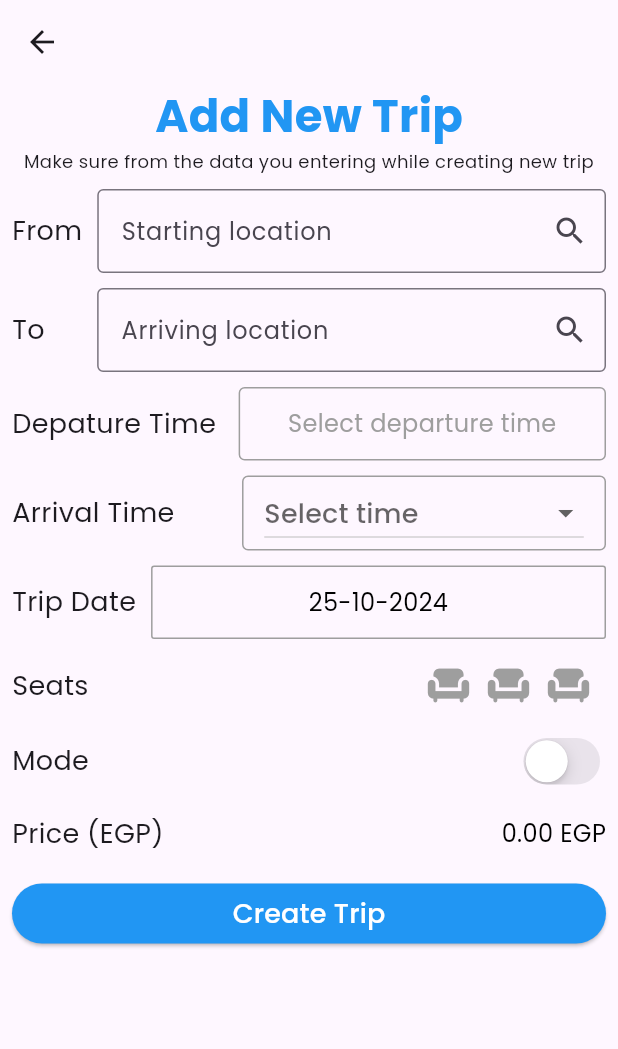
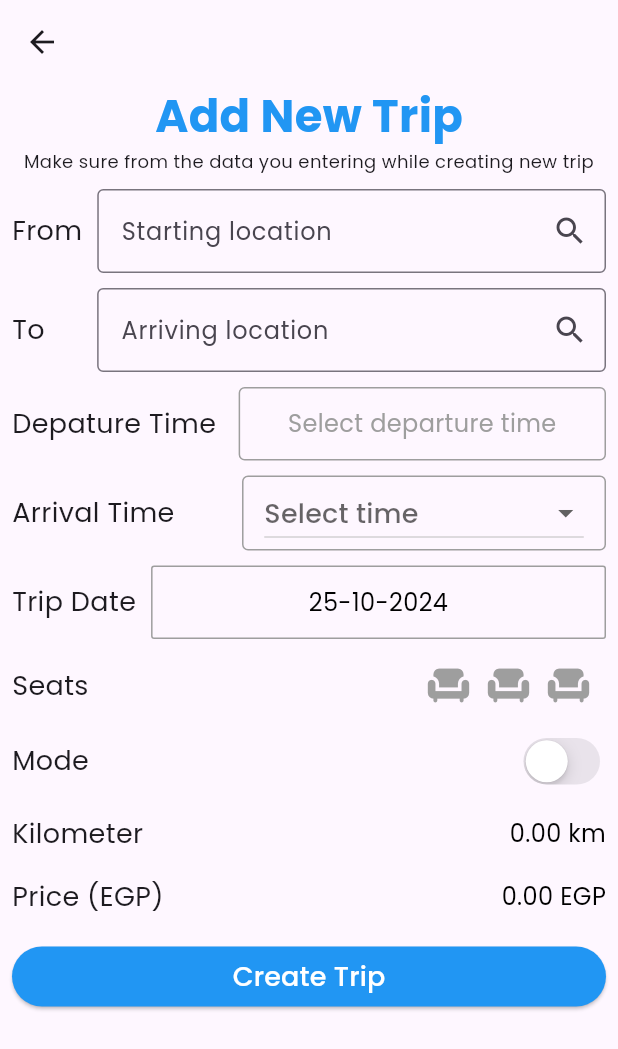
Before and after one commit to marwanessam12/CarpoolApp, a Flutter app: the CreateTrip screen opened directly, on a phone screen of 412 x 824 dp. Shown: the top 1049 px of the screen. Run offline on Flutter 3.47's test engine with Material 3 defaults, Android fonts, the phone set to English and light mode, and no system bars; our stand-ins replace cloud_firestore, firebase_auth, firebase_core, firebase_storage, flutter_rating_bar, flutter_svg and 5 more; missing offline and left inert: google_maps_webservice; accounts and stored records are empty.

Commit message:
#calculated price and display km

```diff
--- a/lib/features/home/presentation/widgets/createtrip.dart
+++ b/lib/features/home/presentation/widgets/createtrip.dart
@@ -1,3 +1,5 @@
+import 'dart:math';
+
 import 'package:carpool/core/constants.dart';
 import 'package:flutter/cupertino.dart';
 import 'package:flutter/material.dart';
@@ -14,6 +16,39 @@ class CreateTrip extends StatefulWidget {
 
 class _CreateTripState extends State<CreateTrip> {
   bool _isSwitched = false;
+  double tripPrice = 0.0; // Price variable
+  double tripDistance = 0.0; // Variable to store the distance
+
+  // Method to calculate distance in kilometers
+  double _calculateDistance(LatLng start, LatLng end) {
+    const earthRadius = 6371.0; // Radius of the Earth in km
+    double dLat = _degreesToRadians(end.latitude - start.latitude);
+    double dLon = _degreesToRadians(end.longitude - start.longitude);
+
+    double a = sin(dLat / 2) * sin(dLat / 2) +
+        cos(_degreesToRadians(start.latitude)) *
+            cos(_degreesToRadians(end.latitude)) *
+            sin(dLon / 2) *
+            sin(dLon / 2);
+    double c = 2 * atan2(sqrt(a), sqrt(1 - a));
+    return earthRadius * c;
+  }
+
+  double _degreesToRadians(double degrees) {
+    return degrees * pi / 180;
+  }
+
+  // Method to calculate price based on distance
+  void _calculatePrice() {
+    if (_origin != null && _destination != null) {
+      double distance = _calculateDistance(_origin!, _destination!);
+      setState(() {
+        tripDistance = distance; // Set trip distance
+        tripPrice = distance * 2; // 2 EGP per km
+      });
+    }
+  }
+
   void _toggleSeat(int index) {
     if (selectedSeats < 3 || seatSelected[index]) {
       setState(() {
@@ -124,6 +159,7 @@ class _CreateTripState extends State<CreateTrip> {
         _destinationController.text = prediction.description!;
         _destinationPredictions.clear();
       }
+      _calculatePrice();
     });
   }
 
@@ -446,11 +482,11 @@ class _CreateTripState extends State<CreateTrip> {
               mainAxisAlignment: MainAxisAlignment.spaceBetween,
               children: [
                 const Text(
-                  'Price (EGP)',
+                  'Kilometer',
                   style: TextStyle(fontSize: 18.0),
                 ),
                 Text(
-                  tripPrice.toStringAsFixed(2) + ' EGP',
+                  '${tripDistance.toStringAsFixed(2)} km', // Display trip distance
                   style: const TextStyle(
                     fontSize: 16.0,
                     color: Colors.black,
@@ -458,6 +494,27 @@ class _CreateTripState extends State<CreateTrip> {
                 ),
               ],
             ),
+
+            const SizedBox(height: 16.0),
+
+            // Price Display
+            Row(
+              mainAxisAlignment: MainAxisAlignment.spaceBetween,
+              children: [
+                const Text(
+                  'Price (EGP)',
+                  style: TextStyle(fontSize: 18.0),
+                ),
+                Text(
+                  '${tripPrice.toStringAsFixed(2)} EGP', // Display trip price
+                  style: const TextStyle(
+                    fontSize: 16.0,
+                    color: Colors.black,
+                  ),
+                ),
+              ],
+            ),
+
             const SizedBox(height: 16.0),
             SizedBox(
               width: MediaQuery.of(context).size.width,
```
